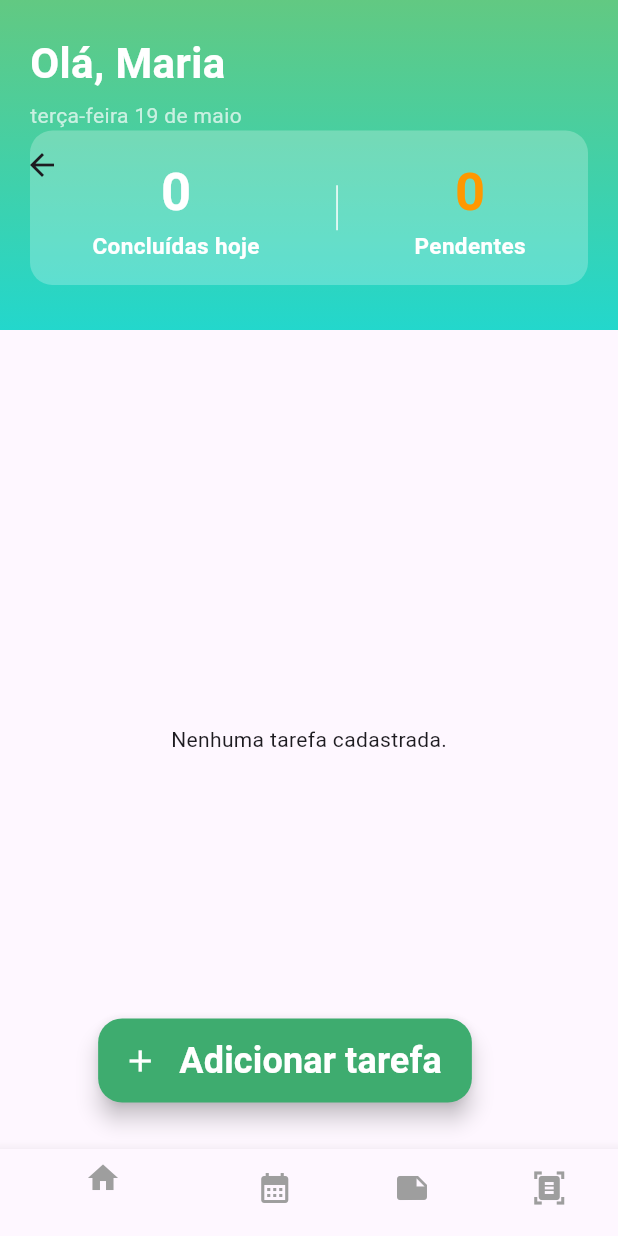
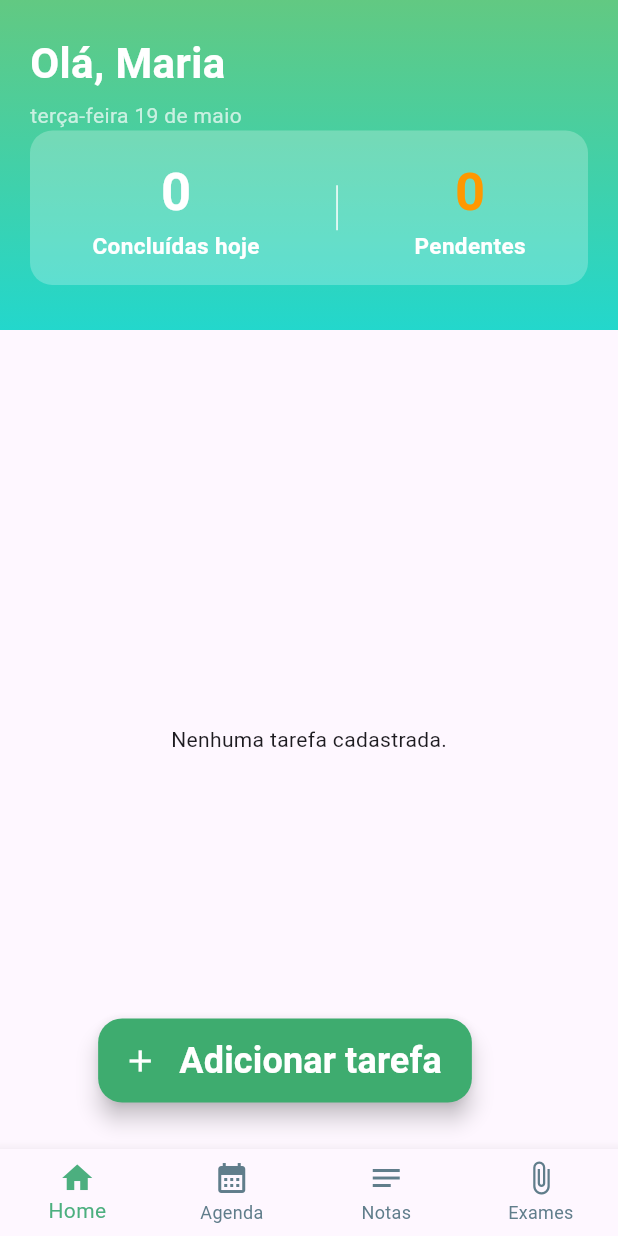
Before and after one commit to pedroabreu-netizen/DISPOSITIVOS-M-VEIS-GP0029VNO07A, a Flutter app: the HomePage screen opened directly, on a phone screen of 412 x 824 dp. Run offline on Flutter 3.47's test engine with Material 3 defaults, Android fonts, the phone set to English and light mode, and no system bars; our stand-ins replace shared_preferences; accounts and stored records are empty.

Commit message:
Adição do widget de navegação

```diff
--- a/lib/main.dart
+++ b/lib/main.dart
@@ -1,6 +1,6 @@
-import 'package:dispositivos_moveis_gp0029vno07a/page_notas.dart';
+//import 'package:dispositivos_moveis_gp0029vno07a/page_notas.dart';
 import 'package:flutter/material.dart';
-import 'page_login.dart';
+import 'page_home.dart';
 import 'package:flutter_localizations/flutter_localizations.dart';
 
 void main() {
@@ -35,7 +35,7 @@ class MeuApp extends StatelessWidget {
         colorScheme: .fromSeed(seedColor: Colors.deepPurple),
       ),
 
-       home: const LoginPage(),
+       home: const HomePage(),
     );
   }
 }
--- a/lib/page_home.dart
+++ b/lib/page_home.dart
@@ -5,6 +5,8 @@ import 'package:intl/intl.dart';
 //import 'page_login.dart';
 //import 'page_perfil.dart';
 import 'tarefa.dart';
+import 'widgets/nav_bar.dart';
+import 'navigation/nav_index.dart';
 
 class HomePage extends StatefulWidget {
   const HomePage({super.key});
@@ -1059,7 +1061,7 @@ class _HomePageState extends State<HomePage> {
         ),
       ),
 
-      bottomNavigationBar:
+      /*bottomNavigationBar:
         BottomNavigationBar(
         currentIndex: 0,
         items: const [
@@ -1091,6 +1093,10 @@ class _HomePageState extends State<HomePage> {
             );*/
           }
         },
+      ),*/
+      bottomNavigationBar: NavBar(
+        currentIndex: 0,
+        onTap: (index) => navigateByIndex(context, 0, index),
       ),
     );
   }
```
Also changed, not shown: lib/navigation/nav_index.dart (+5 -5 lines).
